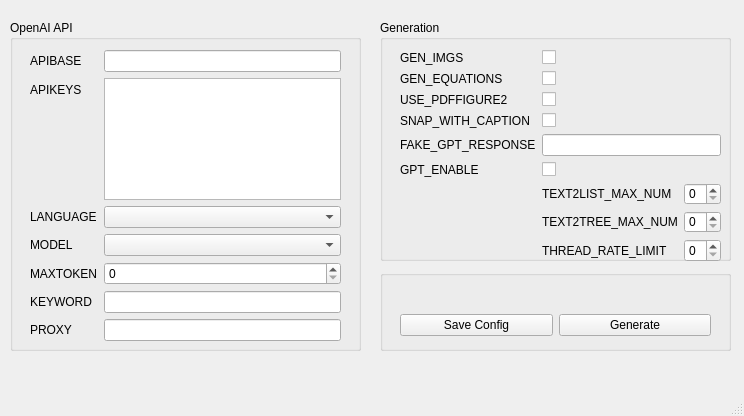
The window that user_interface.ui (MasterYip/ChatPaper2Xmind) describes before a commit, drawn with Qt 5.
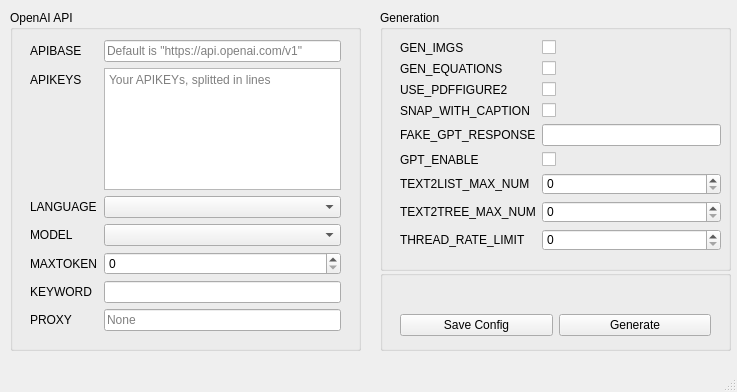
The same window after the commit.

The edit to the form file:
```diff
--- a/user_interface.ui
+++ b/user_interface.ui
@@ -6,8 +6,8 @@
    <rect>
     <x>0</x>
     <y>0</y>
-    <width>744</width>
-    <height>416</height>
+    <width>737</width>
+    <height>392</height>
    </rect>
   </property>
   <property name="acceptDrops">
@@ -24,9 +24,9 @@
     <property name="geometry">
      <rect>
       <x>10</x>
-      <y>20</y>
+      <y>10</y>
       <width>351</width>
-      <height>331</height>
+      <height>341</height>
      </rect>
     </property>
     <property name="title">
@@ -50,7 +50,11 @@
        </widget>
       </item>
       <item row="0" column="1">
-       <widget class="QLineEdit" name="lineEdit_APIBASE"/>
+       <widget class="QLineEdit" name="lineEdit_APIBASE">
+        <property name="placeholderText">
+         <string>Default is &quot;https://api.openai.com/v1&quot;</string>
+        </property>
+       </widget>
       </item>
       <item row="1" column="0">
        <widget class="QLabel" name="label_2">
@@ -67,7 +71,11 @@
        </widget>
       </item>
       <item row="9" column="1">
-       <widget class="QLineEdit" name="lineEdit_PROXY"/>
+       <widget class="QLineEdit" name="lineEdit_PROXY">
+        <property name="placeholderText">
+         <string>None</string>
+        </property>
+       </widget>
       </item>
       <item row="8" column="0">
        <widget class="QLabel" name="label_6">
@@ -122,7 +130,11 @@
        </widget>
       </item>
       <item row="1" column="1">
-       <widget class="QTextEdit" name="textEdit_APIKEYS"/>
+       <widget class="QTextEdit" name="textEdit_APIKEYS">
+        <property name="placeholderText">
+         <string>Your APIKEYs, splitted in lines</string>
+        </property>
+       </widget>
       </item>
      </layout>
     </widget>
@@ -131,9 +143,9 @@
     <property name="geometry">
      <rect>
       <x>380</x>
-      <y>20</y>
+      <y>10</y>
       <width>351</width>
-      <height>241</height>
+      <height>261</height>
      </rect>
     </property>
     <property name="title">
@@ -145,7 +157,7 @@
        <x>20</x>
        <y>30</y>
        <width>321</width>
-       <height>212</height>
+       <height>211</height>
       </rect>
      </property>
      <layout class="QFormLayout" name="formLayout_2">
@@ -191,6 +203,20 @@
         </property>
        </widget>
       </item>
+      <item row="3" column="0">
+       <widget class="QLabel" name="label_11">
+        <property name="text">
+         <string>SNAP_WITH_CAPTION</string>
+        </property>
+       </widget>
+      </item>
+      <item row="3" column="1">
+       <widget class="QCheckBox" name="checkBox_SNAP_WITH_CAPTION">
+        <property name="text">
+         <string/>
+        </property>
+       </widget>
+      </item>
       <item row="4" column="0">
        <widget class="QLabel" name="label_13">
         <property name="text">
@@ -215,36 +241,40 @@
         </property>
        </widget>
       </item>
-      <item row="6" column="1">
-       <layout class="QFormLayout" name="formLayout_3">
-        <item row="0" column="0">
+      <item row="6" column="0">
          <widget class="QLabel" name="label_21">
           <property name="text">
            <string>TEXT2LIST_MAX_NUM</string>
           </property>
-         </widget>
-        </item>
-        <item row="0" column="1">
+        <property name="scaledContents">
+         <bool>false</bool>
+        </property>
+        <property name="wordWrap">
+         <bool>false</bool>
+        </property>
+       </widget>
+      </item>
+      <item row="6" column="1">
          <widget class="QSpinBox" name="spinBox_TEXT2LIST_MAX_NUM"/>
         </item>
-        <item row="1" column="0">
+      <item row="7" column="0">
          <widget class="QLabel" name="label_22">
           <property name="text">
            <string>TEXT2TREE_MAX_NUM</string>
           </property>
          </widget>
         </item>
-        <item row="1" column="1">
+      <item row="7" column="1">
          <widget class="QSpinBox" name="spinBox_TEXT2TREE_MAX_NUM"/>
         </item>
-        <item row="2" column="0">
+      <item row="8" column="0">
          <widget class="QLabel" name="label_23">
           <property name="text">
            <string>THREAD_RATE_LIMIT</string>
           </property>
          </widget>
         </item>
-        <item row="2" column="1">
+      <item row="8" column="1">
          <widget class="QSpinBox" name="spinBox_THREAD_RATE_LIMIT">
           <property name="maximum">
            <number>999</number>
@@ -252,22 +282,6 @@
          </widget>
         </item>
        </layout>
-      </item>
-      <item row="3" column="0">
-       <widget class="QLabel" name="label_11">
-        <property name="text">
-         <string>SNAP_WITH_CAPTION</string>
-        </property>
-       </widget>
-      </item>
-      <item row="3" column="1">
-       <widget class="QCheckBox" name="checkBox_SNAP_WITH_CAPTION">
-        <property name="text">
-         <string/>
-        </property>
-       </widget>
-      </item>
-     </layout>
     </widget>
    </widget>
    <widget class="QGroupBox" name="groupBox_3">
@@ -315,7 +329,7 @@
     <rect>
      <x>0</x>
      <y>0</y>
-     <width>744</width>
+     <width>737</width>
      <height>22</height>
     </rect>
    </property>
```
Lines whose indentation alone changed are shown as unchanged.
